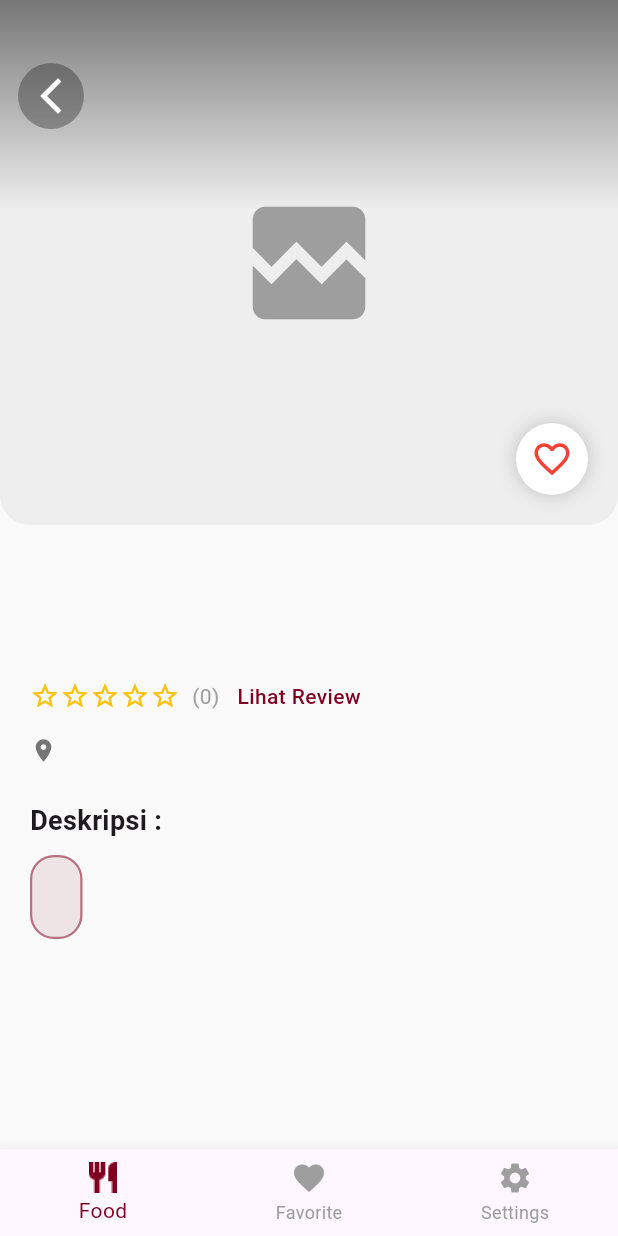
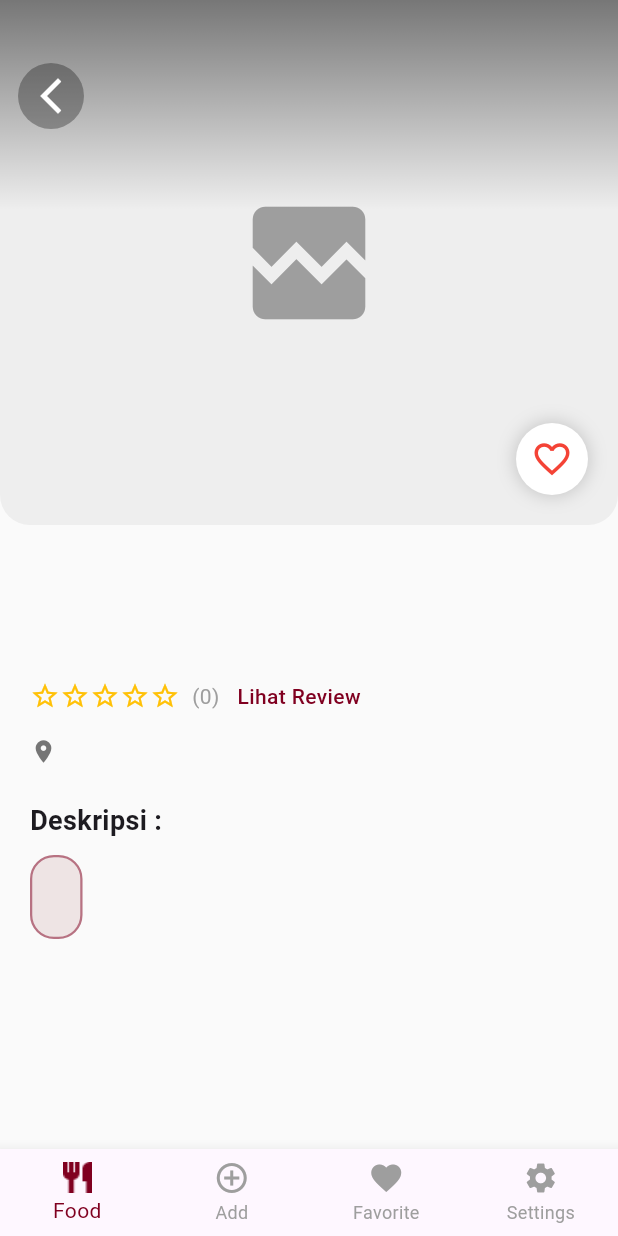
Before and after one commit to DamaiSilalahi/USUlicius, a Flutter app: the FoodDetailScreen screen opened directly with empty values, on a phone screen of 412 x 824 dp. Run offline on Flutter 3.47's test engine with Material 3 defaults, Android fonts, the phone set to English and light mode, and no system bars; our stand-ins replace cloud_firestore, cloud_functions, firebase_auth, firebase_core, firebase_storage, image_picker; accounts and stored records are empty; Roboto replaces fonts that are missing (Roboto Flex).

Commit message:
perbaikan food detail

```diff
--- a/lib/screens/food_detail_screen.dart
+++ b/lib/screens/food_detail_screen.dart
@@ -6,7 +6,6 @@ import 'package:provider/provider.dart';
 import 'package:usulicius_kelompok_lucky/providers/food_provider.dart';
 import 'package:usulicius_kelompok_lucky/screens/home_screen.dart';
 import 'package:firebase_auth/firebase_auth.dart';
-
 
 class FoodDetailScreen extends StatefulWidget {
   final String foodId;
@@ -51,24 +50,44 @@ class _FoodDetailScreenState extends State<FoodDetailScreen> {
         ),
       ),
       bottomNavigationBar: BottomNavigationBar(
+        // PENTING: Gunakan fixed agar 4 item terlihat rapi
+        type: BottomNavigationBarType.fixed,
         currentIndex: widget.originIndex,
         onTap: (index) {
+          // Logika Navigasi
           if (index == widget.originIndex) {
+            // Jika menekan tombol yang sama dengan asal halaman, kembali (pop)
             if (Navigator.canPop(context)) {
               Navigator.pop(context);
             }
           } else {
+            // Jika menekan tombol lain, kembali dulu lalu pindah tab di HomeScreen
             if (Navigator.canPop(context)) {
               Navigator.pop(context);
             }
             Future.delayed(const Duration(milliseconds: 50), () {
+              // Panggil navigasi di HomeScreen
+              // Index 0: Food
+              if (index == 0) {
+                homeScreenKey.currentState?.navigateToPage(0);
+                homeContentKey.currentState?.scrollToTop();
+              }
+              // Index 2: Favorite (Sekarang di urutan ke-3)
+              else if (index == 2) {
+                homeScreenKey.currentState?.navigateToPage(2);
+                favoriteScreenKey.currentState?.scrollToTop();
+              }
+              // Index 1 (Add) atau 3 (Settings)
+              else {
                 homeScreenKey.currentState?.navigateToPage(index);
+              }
             });
           }
         },
         selectedItemColor: primaryColor,
         unselectedItemColor: Colors.grey,
         items: [
+          // 1. Food
           BottomNavigationBarItem(
             icon: Image.asset(
               'assets/images/food.png',
@@ -84,10 +103,21 @@ class _FoodDetailScreenState extends State<FoodDetailScreen> {
             ),
             label: 'Food',
           ),
+
+          // 2. Add (MENU BARU)
+          const BottomNavigationBarItem(
+            icon: Icon(Icons.add_circle_outline),
+            activeIcon: Icon(Icons.add_circle),
+            label: 'Add',
+          ),
+
+          // 3. Favorite
           const BottomNavigationBarItem(
             icon: Icon(Icons.favorite),
             label: 'Favorite',
           ),
+
+          // 4. Settings
           const BottomNavigationBarItem(
             icon: Icon(Icons.settings),
             label: 'Settings',
@@ -113,7 +143,6 @@ class _FoodDetailScreenState extends State<FoodDetailScreen> {
               widget.imageUrl,
               fit: BoxFit.cover,
               errorBuilder: (context, error, stackTrace) {
-                      print("Error load asset di Detail: ${widget.imageUrl}");
                 return Container(
                   color: Colors.grey[200],
                   child: const Icon(Icons.broken_image, size: 100, color: Colors.grey),
@@ -224,19 +253,26 @@ class _FoodDetailScreenState extends State<FoodDetailScreen> {
 
           const SizedBox(height: 16),
 
+          // === UPDATE: LOKASI TURUN KE BAWAH ===
           Row(
+            crossAxisAlignment: CrossAxisAlignment.start, // Ikon tetap di atas
             children: [
-              Icon(Icons.location_on, color: Colors.grey[600], size: 18),
+              Padding(
+                padding: const EdgeInsets.only(top: 2.0), // Padding agar sejajar teks
+                child: Icon(Icons.location_on, color: Colors.grey[600], size: 18),
+              ),
               const SizedBox(width: 8),
               Expanded(
                 child: Text(
                   widget.location,
                   style: TextStyle(fontSize: 14, color: Colors.grey[700]),
-                  overflow: TextOverflow.ellipsis,
+                  // Overflow ellipsis dihapus agar teks turun ke bawah (multiline)
                 ),
               ),
             ],
           ),
+          // ======================================
+
           const SizedBox(height: 24),
 
           const Text(
@@ -373,7 +409,6 @@ class _FoodDetailScreenState extends State<FoodDetailScreen> {
                           tanggal = "${dt.day} ${bulan[dt.month - 1]} ${dt.year}";
                         }
 
-                        /// PEMBULATAN CUSTOM UNTUK SHEET
                         int roundedSheetRating = (() {
                           final r = (d['rating'] ?? 0.0).toDouble();
                           return (r - r.floor() >= 0.6) ? r.ceil() : r.floor();
```
Lines whose indentation alone changed are shown as unchanged.
